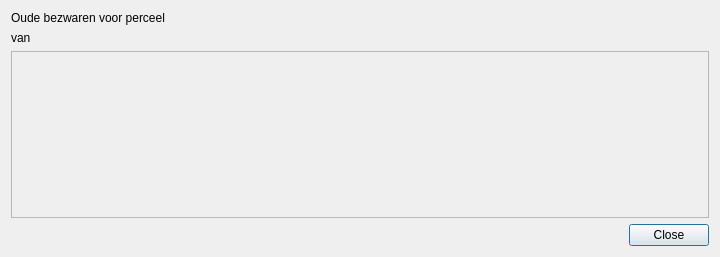
Before: the Qt Designer form ui_previousobjectionsdialog.ui in DOV-Vlaanderen/erosiebezwaren, drawn with Qt 5.
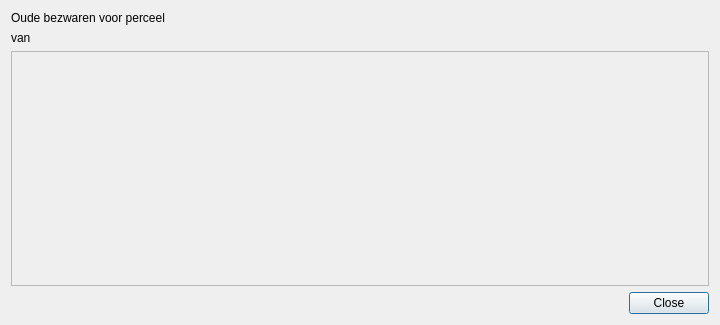
After: the same form once the commit is applied.

Commit message: Oude bezwaren venster iets hoger gemaakt.

Patch:
```diff
--- a/ui_previousobjectionsdialog.ui
+++ b/ui_previousobjectionsdialog.ui
@@ -7,7 +7,7 @@
     <x>0</x>
     <y>0</y>
     <width>720</width>
-    <height>257</height>
+    <height>325</height>
    </rect>
   </property>
   <property name="windowTitle">
@@ -39,7 +39,7 @@
         <x>0</x>
         <y>0</y>
         <width>700</width>
-        <height>146</height>
+        <height>214</height>
        </rect>
       </property>
       <layout class="QVBoxLayout" name="scrollAreaLayout">
@@ -51,7 +51,7 @@
          <property name="sizeHint" stdset="0">
           <size>
            <width>20</width>
-           <height>125</height>
+           <height>193</height>
           </size>
          </property>
         </spacer>
```
